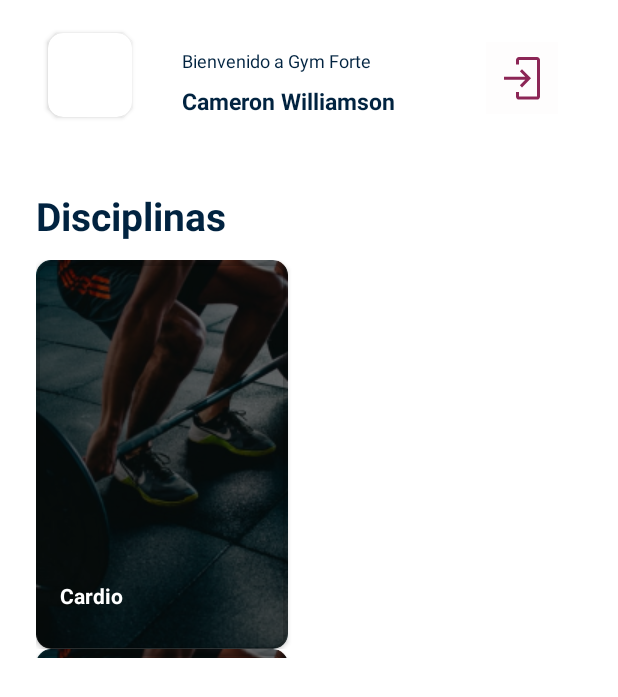
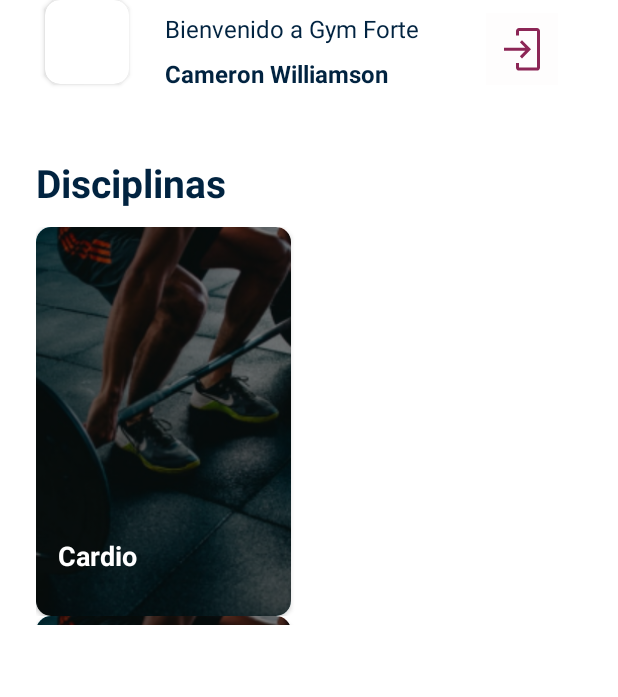
Before and after one commit to jhonAp25/GymForteMobile, an Android app: the layout fragment_home.xml on its own in the app's theme, with its tools: preview values and no code run, on a phone screen of 412 x 824 dp. Shown: the top 697 px of the screen. Run offline under Robolectric (Android 15) with nearby library versions, the light colour scheme and no system bars.

Commit message:
card-modificado

```diff
--- a/app/src/main/res/layout/activity_main.xml
+++ b/app/src/main/res/layout/activity_main.xml
@@ -1,6 +1,7 @@
 <?xml version="1.0" encoding="utf-8"?>
 <androidx.constraintlayout.widget.ConstraintLayout xmlns:android="http://schemas.android.com/apk/res/android"
     xmlns:app="http://schemas.android.com/apk/res-auto"
+    xmlns:tools="http://schemas.android.com/tools"
     android:id="@+id/container"
     android:layout_width="match_parent"
     android:layout_height="match_parent"
@@ -23,10 +24,11 @@
     <fragment
         android:id="@+id/nav_host_fragment_activity_main"
         android:name="androidx.navigation.fragment.NavHostFragment"
-        android:layout_width="match_parent"
-        android:layout_height="match_parent"
+        android:layout_width="0dp"
+        android:layout_height="0dp"
         app:defaultNavHost="true"
-        app:layout_constraintBottom_toTopOf="@id/nav_view"
+        app:layout_constraintBottom_toTopOf="@+id/nav_view"
+        app:layout_constraintHorizontal_bias="0.0"
         app:layout_constraintLeft_toLeftOf="parent"
         app:layout_constraintRight_toRightOf="parent"
         app:layout_constraintTop_toTopOf="parent"
--- a/app/src/main/res/layout/fragment_home.xml
+++ b/app/src/main/res/layout/fragment_home.xml
@@ -10,11 +10,11 @@
         android:id="@+id/textView2"
         android:layout_width="wrap_content"
         android:layout_height="wrap_content"
-        android:layout_marginTop="32dp"
-        android:layout_marginEnd="76dp"
+        android:layout_marginTop="8dp"
+        android:layout_marginEnd="44dp"
         android:text="Bienvenido a Gym Forte"
         android:textColor="#012340"
-        android:textSize="12sp"
+        android:textSize="16sp"
         app:layout_constraintEnd_toStartOf="@+id/imageButton"
         app:layout_constraintTop_toTopOf="parent" />
 
@@ -22,10 +22,9 @@
         android:id="@+id/cardView"
         android:layout_width="56dp"
         android:layout_height="56dp"
-        android:layout_marginTop="22dp"
         app:cardCornerRadius="10dp"
         app:layout_constraintEnd_toStartOf="@+id/textView2"
-        app:layout_constraintHorizontal_bias="0.49"
+        app:layout_constraintHorizontal_bias="0.56"
         app:layout_constraintStart_toStartOf="parent"
         app:layout_constraintTop_toTopOf="parent">
 
@@ -54,7 +53,7 @@
         android:layout_marginTop="8dp"
         android:text="Cameron Williamson"
         android:textColor="#012340"
-        android:textSize="15sp"
+        android:textSize="16sp"
         android:textStyle="normal|bold"
         app:layout_constraintEnd_toStartOf="@+id/imageButton"
         app:layout_constraintHorizontal_bias="0.0"
@@ -65,7 +64,7 @@
         android:id="@+id/imageButton"
         android:layout_width="wrap_content"
         android:layout_height="wrap_content"
-        android:layout_marginTop="28dp"
+        android:layout_marginTop="8dp"
         android:layout_marginEnd="40dp"
         android:background="#02A51313"
         android:minWidth="48dp"
--- a/app/src/main/res/layout/item_card_disciplina.xml
+++ b/app/src/main/res/layout/item_card_disciplina.xml
@@ -2,11 +2,11 @@
 <androidx.constraintlayout.widget.ConstraintLayout xmlns:android="http://schemas.android.com/apk/res/android"
     xmlns:app="http://schemas.android.com/apk/res-auto"
     xmlns:tools="http://schemas.android.com/tools"
-    android:layout_width="wrap_content"
+    android:layout_width="180dp"
     android:layout_height="wrap_content">
 
     <androidx.cardview.widget.CardView
-        android:layout_width="168dp"
+        android:layout_width="0dp"
         android:layout_height="259.18dp"
         android:layout_marginRight="10dp"
         app:cardCornerRadius="10dp"
@@ -21,9 +21,10 @@
 
             <ImageView
                 android:id="@+id/imgDisciplina"
-                android:layout_width="wrap_content"
-                android:layout_height="wrap_content"
-                android:scaleType="center"
+                android:layout_width="0dp"
+                android:layout_height="0dp"
+                android:contentDescription="TODO"
+                android:scaleType="centerCrop"
                 app:layout_constraintBottom_toBottomOf="parent"
                 app:layout_constraintEnd_toEndOf="parent"
                 app:layout_constraintStart_toStartOf="parent"
@@ -33,8 +34,10 @@
             <androidx.cardview.widget.CardView
                 android:layout_width="0dp"
                 android:layout_height="0dp"
-                app:cardBackgroundColor="#94000000"
+                android:padding="2dp"
+                app:cardBackgroundColor="#86000000"
                 app:cardCornerRadius="10dp"
+                app:cardElevation="0dp"
                 app:layout_constraintBottom_toBottomOf="parent"
                 app:layout_constraintEnd_toEndOf="@+id/imgDisciplina"
                 app:layout_constraintStart_toStartOf="parent"
@@ -48,9 +51,10 @@
                         android:id="@+id/txtNombreDisciplina"
                         android:layout_width="wrap_content"
                         android:layout_height="wrap_content"
-                        android:layout_marginBottom="26dp"
+                        android:layout_marginBottom="28dp"
                         android:text="Cardio"
                         android:textColor="#FFFFFF"
+                        android:textSize="18sp"
                         android:textStyle="bold"
                         app:layout_constraintBottom_toBottomOf="parent"
                         app:layout_constraintEnd_toEndOf="parent"
```
